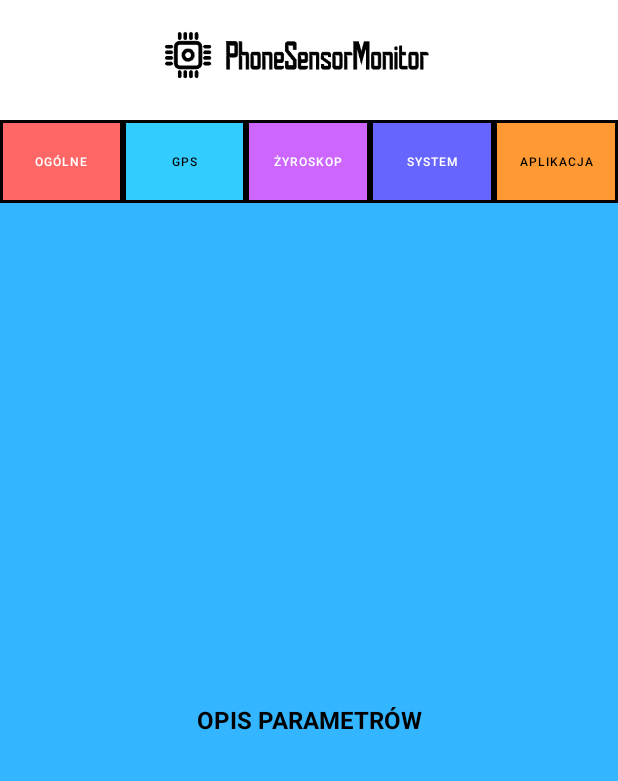
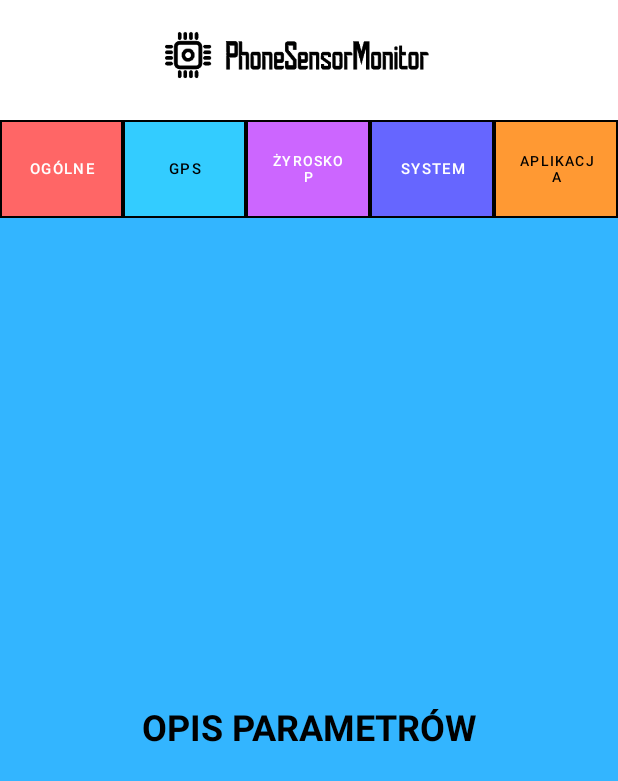
Before and after one commit to Janq20/PhoneMobileSensor-, an Android app: the screen it shows after launch (MainActivity), on a phone screen of 412 x 824 dp. Shown: the top 781 px of the screen. Run offline under Robolectric (Android 15) with nearby library versions, the phone set to English and light mode, and no system bars.

Commit message:
Pododawanie pozostałych plików

```diff
--- a/app/src/main/AndroidManifest.xml
+++ b/app/src/main/AndroidManifest.xml
@@ -1,7 +1,13 @@
 <?xml version="1.0" encoding="utf-8"?>
 <manifest xmlns:android="http://schemas.android.com/apk/res/android"
     xmlns:tools="http://schemas.android.com/tools">
+
+    <uses-permission android:name="android.permission.ACCESS_FINE_LOCATION" />
+    <uses-permission android:name="android.permission.ACCESS_COARSE_LOCATION" />
+    <uses-permission android:name="android.permission.INTERNET" />
+
     <uses-permission android:name="android.permission.VIBRATE"/>
+
     <application
         android:allowBackup="true"
         android:dataExtractionRules="@xml/data_extraction_rules"
@@ -11,13 +17,13 @@
         android:label="@string/app_name"
         android:supportsRtl="true"
         android:theme="@style/Theme.MobileSensor">
+
         <activity
             android:name=".MainActivity"
             android:exported="true"
             android:label="@string/app_name">
             <intent-filter>
                 <action android:name="android.intent.action.MAIN" />
-
                 <category android:name="android.intent.category.LAUNCHER" />
             </intent-filter>
         </activity>
--- /dev/null
+++ b/app/src/main/res/drawable/obramowanie_przyciskow.xml
@@ -0,0 +1,12 @@
+<?xml version="1.0" encoding="utf-8"?>
+<shape xmlns:android="http://schemas.android.com/apk/res/android"
+    android:shape="rectangle">
+
+    <solid android:color="#FFFFFF"/>
+
+    <stroke
+        android:width="2dp"
+        android:color="#000000"/>
+
+    <corners android:radius="4dp"/>
+</shape>
--- a/app/src/main/res/layout/activity_main.xml
+++ b/app/src/main/res/layout/activity_main.xml
@@ -22,7 +22,7 @@
 
     <LinearLayout
         android:layout_width="match_parent"
-        android:layout_height="55dp"
+        android:layout_height="65dp"
         android:orientation="horizontal"
         android:weightSum="5"
         android:gravity="center"
@@ -30,7 +30,7 @@
         android:layout_marginBottom="0dp"
         android:padding="0dp">
 
-        <Button
+        <com.google.android.material.button.MaterialButton
             android:id="@+id/btn_ogolne"
             android:layout_width="0dp"
             android:layout_height="match_parent"
@@ -38,15 +38,15 @@
             android:text="OGÓLNE"
             android:textAllCaps="true"
             android:textColor="#FFFFFF"
-            android:textSize="8sp"
-            android:backgroundTint="#FF6666"
+            android:textSize="10sp"
+            app:backgroundTint="#FF6666"
+            app:cornerRadius="0dp"
+            app:strokeColor="#000000"
+            app:strokeWidth="1dp"
             android:insetTop="0dp"
-            android:insetBottom="0dp"
-            app:strokeColor="#000000"
-            app:strokeWidth="2dp"
-            app:cornerRadius="0dp" />
+            android:insetBottom="0dp"/>
 
-        <Button
+        <com.google.android.material.button.MaterialButton
             android:id="@+id/btn_gps"
             android:layout_width="0dp"
             android:layout_height="match_parent"
@@ -54,15 +54,15 @@
             android:text="GPS"
             android:textAllCaps="true"
             android:textColor="#000000"
-            android:textSize="8sp"
-            android:backgroundTint="#33CCFF"
+            android:textSize="10sp"
+            app:backgroundTint="#33CCFF"
+            app:cornerRadius="0dp"
+            app:strokeColor="#000000"
+            app:strokeWidth="1dp"
             android:insetTop="0dp"
-            android:insetBottom="0dp"
-            app:strokeColor="#000000"
-            app:strokeWidth="2dp"
-            app:cornerRadius="0dp" />
+            android:insetBottom="0dp"/>
 
-        <Button
+        <com.google.android.material.button.MaterialButton
             android:id="@+id/btn_zyroskop"
             android:layout_width="0dp"
             android:layout_height="match_parent"
@@ -70,15 +70,15 @@
             android:text="ŻYROSKOP"
             android:textAllCaps="true"
             android:textColor="#FFFFFF"
-            android:textSize="8sp"
-            android:backgroundTint="#CC66FF"
+            android:textSize="9sp"
+            app:backgroundTint="#CC66FF"
+            app:cornerRadius="0dp"
+            app:strokeColor="#000000"
+            app:strokeWidth="1dp"
             android:insetTop="0dp"
-            android:insetBottom="0dp"
-            app:strokeColor="#000000"
-            app:strokeWidth="2dp"
-            app:cornerRadius="0dp" />
+            android:insetBottom="0dp"/>
 
-        <Button
+        <com.google.android.material.button.MaterialButton
             android:id="@+id/btn_system"
             android:layout_width="0dp"
             android:layout_height="match_parent"
@@ -86,15 +86,15 @@
             android:text="SYSTEM"
             android:textAllCaps="true"
             android:textColor="#FFFFFF"
-            android:textSize="8sp"
-            android:backgroundTint="#6666FF"
+            android:textSize="10sp"
+            app:backgroundTint="#6666FF"
+            app:cornerRadius="0dp"
+            app:strokeColor="#000000"
+            app:strokeWidth="1dp"
             android:insetTop="0dp"
-            android:insetBottom="0dp"
-            app:strokeColor="#000000"
-            app:strokeWidth="2dp"
-            app:cornerRadius="0dp" />
+            android:insetBottom="0dp"/>
 
-        <Button
+        <com.google.android.material.button.MaterialButton
             android:id="@+id/btn_aplikacja"
             android:layout_width="0dp"
             android:layout_height="match_parent"
@@ -102,13 +102,13 @@
             android:text="APLIKACJA"
             android:textAllCaps="true"
             android:textColor="#000000"
-            android:textSize="8sp"
-            android:backgroundTint="#FF9933"
+            android:textSize="9sp"
+            app:backgroundTint="#FF9933"
+            app:cornerRadius="0dp"
+            app:strokeColor="#000000"
+            app:strokeWidth="1dp"
             android:insetTop="0dp"
-            android:insetBottom="0dp"
-            app:strokeColor="#000000"
-            app:strokeWidth="2dp"
-            app:cornerRadius="0dp" />
+            android:insetBottom="0dp"/>
     </LinearLayout>
 
     <ScrollView
@@ -127,9 +127,9 @@
             android:gravity="center"
             android:text="OPIS PARAMETRÓW"
             android:textColor="#000000"
-            android:textSize="16sp"
+            android:textSize="24sp"
             android:textStyle="bold"
-            android:padding="8dp" />
+            android:padding="16dp" />
     </ScrollView>
 
 </LinearLayout>
```
